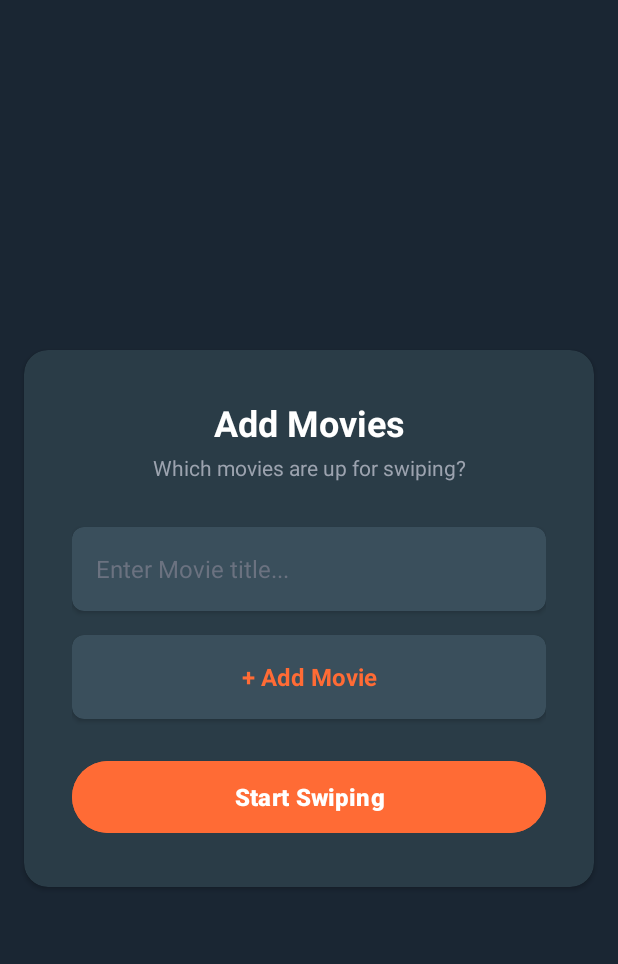
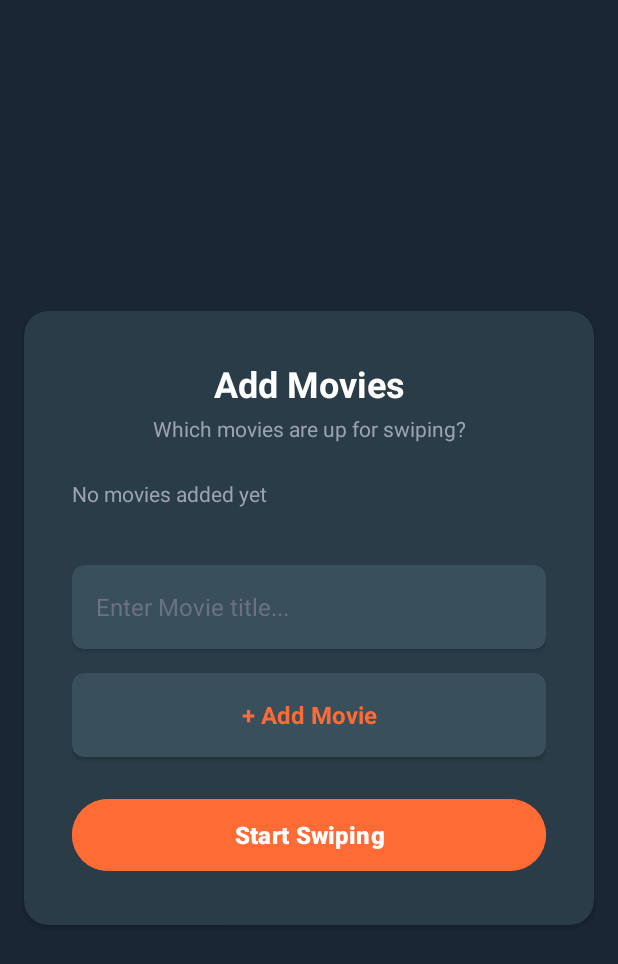
Before and after one commit to Alia-Alamer/watchTogether, an Android app: the AddMoviesActivity screen opened directly, with no data from a screen before it, on a phone screen of 412 x 824 dp. Shown: the top 964 px of the screen. Run offline under Robolectric (Android 15) with nearby library versions, the phone set to English and light mode, and no system bars.

Commit message:
added updateMovieList method to show the list of movies

```diff
--- a/app/src/main/res/layout/activity_add_movies.xml
+++ b/app/src/main/res/layout/activity_add_movies.xml
@@ -54,13 +54,27 @@
                 android:layout_marginTop="4dp"
                 />
 
+            <TextView
+                android:id="@+id/movieListDisplay"
+                android:layout_width="0dp"
+                android:layout_height="wrap_content"
+                android:text="@string/noMoviesYet"
+                android:textColor="#9CA3AF"
+                android:textSize="14sp"
+                android:paddingTop="8dp"
+                android:paddingBottom="8dp"
+                app:layout_constraintTop_toBottomOf="@id/subtitleText2"
+                app:layout_constraintStart_toStartOf="parent"
+                app:layout_constraintEnd_toEndOf="parent"
+                android:layout_marginTop="16dp"/>
+
             <androidx.cardview.widget.CardView
                 android:id="@+id/inputCard"
                 android:layout_width="0dp"
                 android:layout_height="56dp"
                 app:cardBackgroundColor="@color/blue_1"
                 app:cardCornerRadius="8dp"
-                app:layout_constraintTop_toBottomOf="@id/subtitleText2"
+                app:layout_constraintTop_toBottomOf="@id/movieListDisplay"
                 app:layout_constraintStart_toStartOf="parent"
                 app:layout_constraintEnd_toEndOf="parent"
                 android:layout_marginTop="30dp">
--- a/app/src/main/res/values/strings.xml
+++ b/app/src/main/res/values/strings.xml
@@ -10,4 +10,5 @@
     <string name="movieInput">Enter Movie title...</string>
     <string name="addBtn">+ Add Movie</string>
     <string name="startSwipeBtn">Start Swiping</string>
+    <string name="noMoviesYet">No movies added yet</string>
 </resources>
```
Also changed, not shown: app/src/main/java/com/example/watchtogether/AddMoviesActivity.java (+14 -2 lines).
